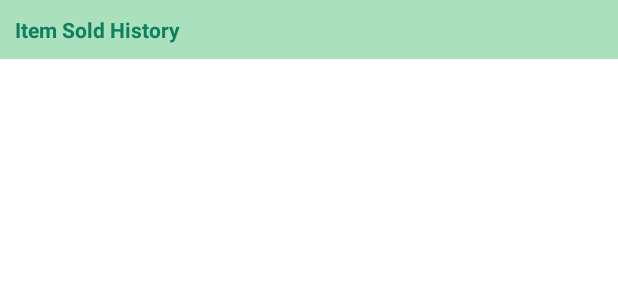
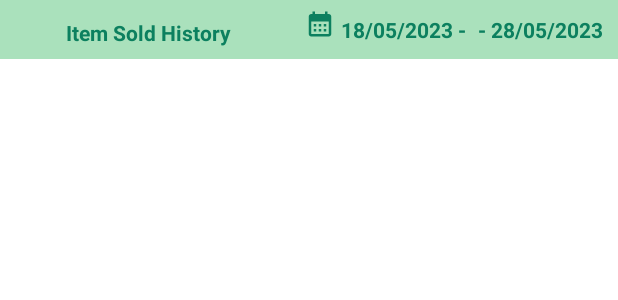
Before and after one commit to PearlOrganisationApplications/AENaturals, an Android app: the layout customer_sellhistory_layout.xml on its own in the app's theme, with its tools: preview values and no code run, on a phone screen of 412 x 824 dp. Shown: the top 300 px of the screen. Run offline under Robolectric (Android 15) with nearby library versions, the phone set to English and light mode, and no system bars; Roboto replaces fonts that are not available here.

Commit message:
customer dashboard design change 80%

```diff
--- a/app/src/main/java/com/aenatural/aenaturals/customers/CustomerDashboard.kt
+++ b/app/src/main/java/com/aenatural/aenaturals/customers/CustomerDashboard.kt
@@ -20,6 +20,7 @@ import com.aenatural.aenaturals.common.Models.RetailerDataModel
 import com.aenatural.aenaturals.common.Models.SellerDataModel
 import com.aenatural.aenaturals.customers.fragments.Cust_performance_frag
 import com.aenatural.aenaturals.customers.fragments.CustomerHomeFrag
+import com.aenatural.aenaturals.customers.fragments.CustomerOrderFrag
 import com.aenatural.aenaturals.customers.fragments.CustomerOrder_HistoryFrag
 import com.aenatural.aenaturals.salesmans.fragments.AddCustomers
 import com.aenatural.aenaturals.salesmans.fragments.Cart
@@ -94,7 +95,7 @@ class CustomerDashboard : BaseClass() {
                 }
                 R.id.custOrders->{
                     supportFragmentManager.beginTransaction().replace(R.id.cust_home_frame,
-                        Cart()).commit()
+                        CustomerOrderFrag()).commit()
                 }
             }
             true
--- a/app/src/main/java/com/aenatural/aenaturals/customers/fragments/Cust_performance_frag.kt
+++ b/app/src/main/java/com/aenatural/aenaturals/customers/fragments/Cust_performance_frag.kt
@@ -6,6 +6,7 @@ import androidx.fragment.app.Fragment
 import android.view.LayoutInflater
 import android.view.View
 import android.view.ViewGroup
+import android.widget.LinearLayout
 import androidx.recyclerview.widget.LinearLayoutManager
 import androidx.recyclerview.widget.RecyclerView
 import com.aenatural.aenaturals.R
@@ -42,6 +43,7 @@ class Cust_performance_frag : Fragment() {
 
     override fun onViewCreated(view: View, savedInstanceState: Bundle?) {
         super.onViewCreated(view, savedInstanceState)
+        requireActivity().findViewById<LinearLayout>(R.id.include).visibility =View.VISIBLE
         initializeViews(view)
         setchart()
     }
--- a/app/src/main/java/com/aenatural/aenaturals/customers/fragments/CustomerHomeFrag.kt
+++ b/app/src/main/java/com/aenatural/aenaturals/customers/fragments/CustomerHomeFrag.kt
@@ -37,6 +37,7 @@ class CustomerHomeFrag : Fragment() {
 
     override fun onViewCreated(view: View, savedInstanceState: Bundle?) {
         super.onViewCreated(view, savedInstanceState)
+        requireActivity().findViewById<LinearLayout>(R.id.include).visibility =View.VISIBLE
         initializeViews(view)
         initializeClickListners()
         initializeLabels()
--- a/app/src/main/java/com/aenatural/aenaturals/customers/fragments/CustomerOrder_HistoryFrag.kt
+++ b/app/src/main/java/com/aenatural/aenaturals/customers/fragments/CustomerOrder_HistoryFrag.kt
@@ -5,6 +5,7 @@ import androidx.fragment.app.Fragment
 import android.view.LayoutInflater
 import android.view.View
 import android.view.ViewGroup
+import android.widget.LinearLayout
 import androidx.recyclerview.widget.LinearLayoutManager
 import androidx.recyclerview.widget.RecyclerView
 import com.aenatural.aenaturals.R
@@ -30,6 +31,7 @@ class CustomerOrder_HistoryFrag : Fragment() {
 
     override fun onViewCreated(view: View, savedInstanceState: Bundle?) {
         super.onViewCreated(view, savedInstanceState)
+        requireActivity().findViewById<LinearLayout>(R.id.include).visibility =View.VISIBLE
         initializeViews(view)
     }
 
--- /dev/null
+++ b/app/src/main/res/drawable/ic_baseline_calendar_month_24.xml
@@ -0,0 +1,5 @@
+<vector android:height="24dp" android:tint="#0C805F"
+    android:viewportHeight="24" android:viewportWidth="24"
+    android:width="24dp" xmlns:android="http://schemas.android.com/apk/res/android">
+    <path android:fillColor="@android:color/white" android:pathData="M19,4h-1V2h-2v2H8V2H6v2H5C3.89,4 3.01,4.9 3.01,6L3,20c0,1.1 0.89,2 2,2h14c1.1,0 2,-0.9 2,-2V6C21,4.9 20.1,4 19,4zM19,20H5V10h14V20zM9,14H7v-2h2V14zM13,14h-2v-2h2V14zM17,14h-2v-2h2V14zM9,18H7v-2h2V18zM13,18h-2v-2h2V18zM17,18h-2v-2h2V18z"/>
+</vector>
--- /dev/null
+++ b/app/src/main/res/drawable/ic_baseline_draw_24.xml
@@ -0,0 +1,5 @@
+<vector android:height="24dp" android:tint="#0C805F"
+    android:viewportHeight="24" android:viewportWidth="24"
+    android:width="24dp" xmlns:android="http://schemas.android.com/apk/res/android">
+    <path android:fillColor="@android:color/white" android:pathData="M18.85,10.39l1.06,-1.06c0.78,-0.78 0.78,-2.05 0,-2.83L18.5,5.09c-0.78,-0.78 -2.05,-0.78 -2.83,0l-1.06,1.06L18.85,10.39zM13.19,7.56L4,16.76V21h4.24l9.19,-9.19L13.19,7.56zM19,17.5c0,2.19 -2.54,3.5 -5,3.5c-0.55,0 -1,-0.45 -1,-1s0.45,-1 1,-1c1.54,0 3,-0.73 3,-1.5c0,-0.47 -0.48,-0.87 -1.23,-1.2l1.48,-1.48C18.32,15.45 19,16.29 19,17.5zM4.58,13.35C3.61,12.79 3,12.06 3,11c0,-1.8 1.89,-2.63 3.56,-3.36C7.59,7.18 9,6.56 9,6c0,-0.41 -0.78,-1 -2,-1C5.74,5 5.2,5.61 5.17,5.64C4.82,6.05 4.19,6.1 3.77,5.76C3.36,5.42 3.28,4.81 3.62,4.38C3.73,4.24 4.76,3 7,3c2.24,0 4,1.32 4,3c0,1.87 -1.93,2.72 -3.64,3.47C6.42,9.88 5,10.5 5,11c0,0.31 0.43,0.6 1.07,0.86L4.58,13.35z"/>
+</vector>
--- /dev/null
+++ b/app/src/main/res/drawable/ic_baseline_draw_32.xml
@@ -0,0 +1,5 @@
+<vector android:height="32dp" android:tint="#0C805F"
+    android:viewportHeight="24" android:viewportWidth="24"
+    android:width="32dp" xmlns:android="http://schemas.android.com/apk/res/android">
+    <path android:fillColor="@android:color/white" android:pathData="M18.85,10.39l1.06,-1.06c0.78,-0.78 0.78,-2.05 0,-2.83L18.5,5.09c-0.78,-0.78 -2.05,-0.78 -2.83,0l-1.06,1.06L18.85,10.39zM13.19,7.56L4,16.76V21h4.24l9.19,-9.19L13.19,7.56zM19,17.5c0,2.19 -2.54,3.5 -5,3.5c-0.55,0 -1,-0.45 -1,-1s0.45,-1 1,-1c1.54,0 3,-0.73 3,-1.5c0,-0.47 -0.48,-0.87 -1.23,-1.2l1.48,-1.48C18.32,15.45 19,16.29 19,17.5zM4.58,13.35C3.61,12.79 3,12.06 3,11c0,-1.8 1.89,-2.63 3.56,-3.36C7.59,7.18 9,6.56 9,6c0,-0.41 -0.78,-1 -2,-1C5.74,5 5.2,5.61 5.17,5.64C4.82,6.05 4.19,6.1 3.77,5.76C3.36,5.42 3.28,4.81 3.62,4.38C3.73,4.24 4.76,3 7,3c2.24,0 4,1.32 4,3c0,1.87 -1.93,2.72 -3.64,3.47C6.42,9.88 5,10.5 5,11c0,0.31 0.43,0.6 1.07,0.86L4.58,13.35z"/>
+</vector>
--- /dev/null
+++ b/app/src/main/res/layout/cust_sell_list_layout.xml
@@ -0,0 +1,6 @@
+<?xml version="1.0" encoding="utf-8"?>
+<androidx.constraintlayout.widget.ConstraintLayout xmlns:android="http://schemas.android.com/apk/res/android"
+    android:layout_width="match_parent"
+    android:layout_height="match_parent">
+
+</androidx.constraintlayout.widget.ConstraintLayout>
--- a/app/src/main/res/layout/customer_sellhistory_layout.xml
+++ b/app/src/main/res/layout/customer_sellhistory_layout.xml
@@ -3,16 +3,29 @@
     android:layout_width="match_parent"
     android:orientation="vertical"
     android:layout_height="match_parent">
+    <LinearLayout
+        android:layout_width="match_parent"
+        android:layout_height="wrap_content"
+        android:orientation="horizontal"
+
+        >
     <TextView
         android:layout_width="match_parent"
-        android:layout_height="wrap_content"
+        android:layout_height="match_parent"
         android:text="Item Sold History"
+        android:layout_weight="1"
         android:background="@color/midgreen"
+        android:gravity="center"
         android:textSize="@dimen/sd14"
         android:textColor="@color/darkgreen"
-        android:padding="@dimen/sd10"
+        android:paddingHorizontal="@dimen/sd10"
+        android:paddingTop="@dimen/sd4"
         android:textStyle="bold"
         />
+    <include
+        layout="@layout/datefilter_layout"
+        />
+    </LinearLayout>
     <androidx.recyclerview.widget.RecyclerView
         android:layout_width="match_parent"
         android:layout_height="match_parent"
--- a/app/src/main/res/layout/customer_topbarlayout.xml
+++ b/app/src/main/res/layout/customer_topbarlayout.xml
@@ -5,7 +5,7 @@
     android:layout_height="wrap_content"
     android:orientation="vertical"
     xmlns:android="http://schemas.android.com/apk/res/android"
-    android:padding="5dp"
+    android:paddingHorizontal="5dp"
     >
 
     <androidx.constraintlayout.widget.ConstraintLayout
--- /dev/null
+++ b/app/src/main/res/layout/datefilter_layout.xml
@@ -0,0 +1,36 @@
+<?xml version="1.0" encoding="utf-8"?>
+<LinearLayout xmlns:android="http://schemas.android.com/apk/res/android"
+    android:layout_width="wrap_content"
+    xmlns:app="http://schemas.android.com/apk/res-auto"
+    android:orientation="horizontal"
+    android:padding="@dimen/sd6"
+    android:gravity="right"
+    android:background="@color/midgreen"
+    android:layout_height="wrap_content">
+
+<ImageView
+    android:layout_width="@dimen/sd20"
+    android:layout_height="@dimen/sd20"
+    android:src="@drawable/ic_baseline_calendar_month_24"
+    />
+
+            <TextView
+                android:layout_width="wrap_content"
+                android:layout_height="wrap_content"
+                android:text="18/05/2023 -"
+                android:padding="@dimen/sd4"
+                android:textColor="@color/darkgreen"
+                android:textStyle="bold"
+                />
+
+
+        <TextView
+            android:layout_width="wrap_content"
+            android:padding="@dimen/sd4"
+            android:layout_height="wrap_content"
+            android:text="- 28/05/2023"
+            android:textColor="@color/darkgreen"
+            android:textStyle="bold"
+            />
+
+</LinearLayout>
```
Also changed, not shown: app/src/main/java/com/aenatural/aenaturals/customers/fragments/CustomerOrderFrag.kt (+56 -3 lines), app/src/main/res/layout/add_products_layout.xml (added, +197 -0 lines), app/src/main/res/layout/fragment_customer_pending.xml (+25 -8 lines), app/src/main/res/menu/custome_home_bottomnav.xml (+6 -7 lines), app/src/main/res/menu/custorderlistingmenu.xml (added, +16 -0 lines), app/src/main/res/drawable-v24/ic_storeparor.png (added).
